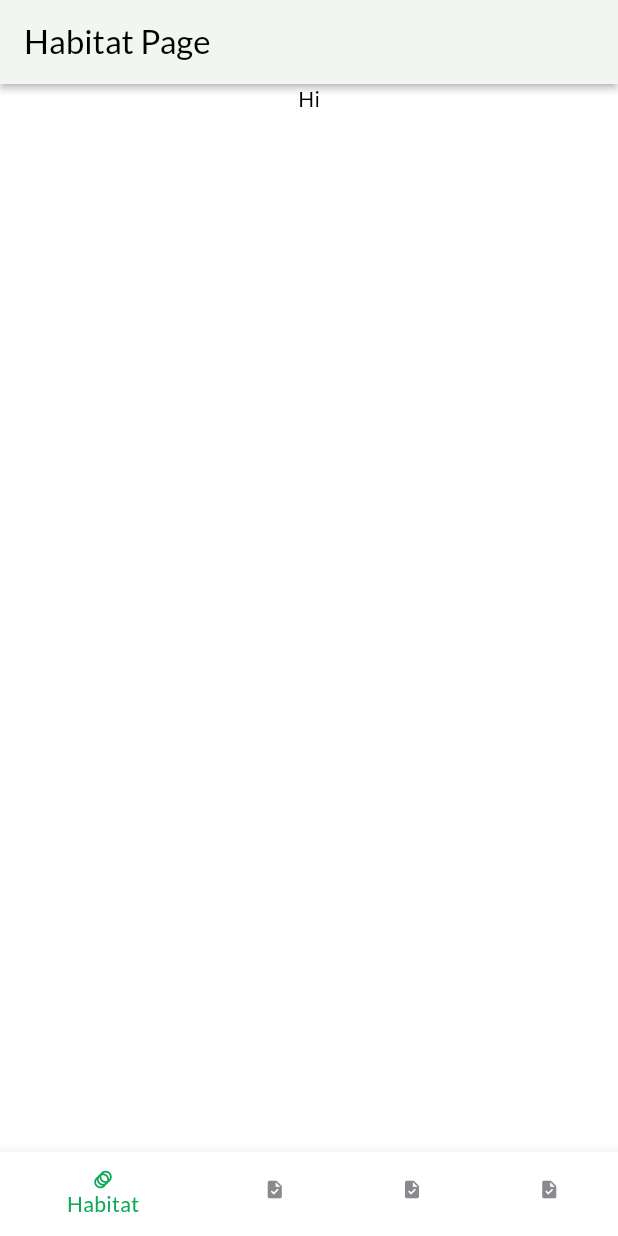
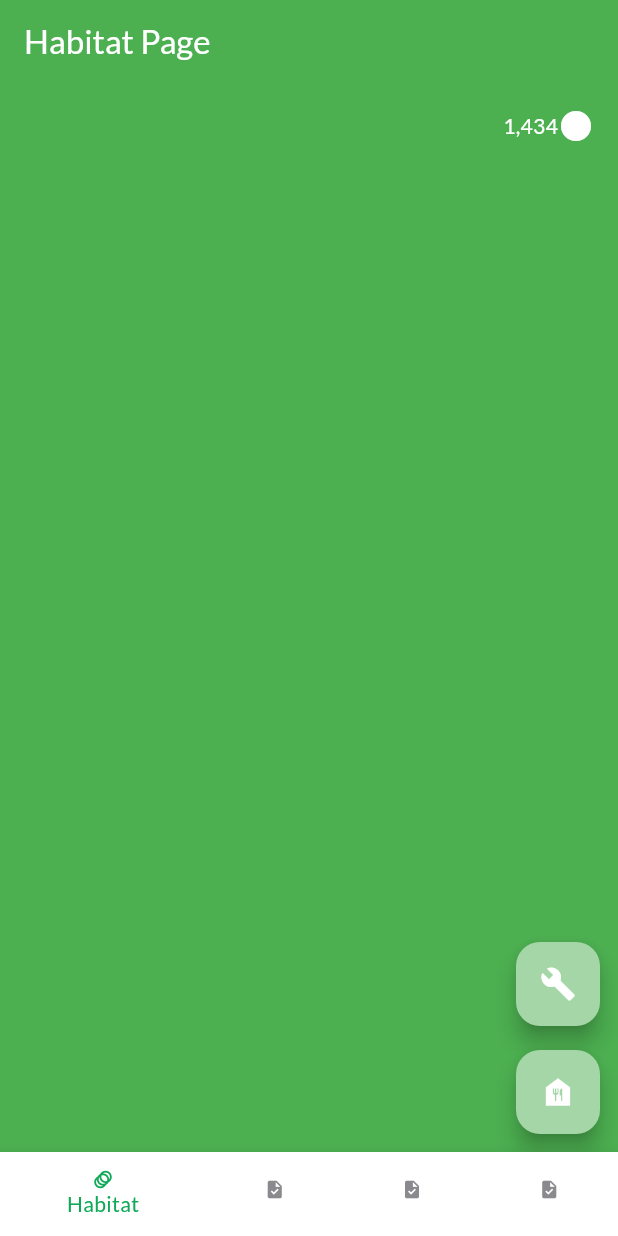
Before and after one commit to makodaa/happy-habit-at, a Flutter app: the screen it shows after launch, on a phone screen of 412 x 824 dp. Run offline on Flutter 3.47's test engine with Material 3 defaults, Android fonts, the light colour scheme and no system bars; our stand-ins replace go_router, google_fonts, sqflite, sqflite_common_ffi; missing offline and left inert: window_manager; accounts and stored records are empty; project files that could hold a hidden picture were left out.

Commit message:
Made Progress on habitat screen

```diff
--- a/lib/screens/habitat_screen.dart
+++ b/lib/screens/habitat_screen.dart
@@ -1,27 +1,73 @@
 import "package:flutter/material.dart";
+import "package:intl/intl.dart";
 
-class HabitatScreen extends StatelessWidget {
+class HabitatScreen extends StatefulWidget {
   const HabitatScreen({super.key});
 
   @override
+  State<HabitatScreen> createState() => _HabitatScreenState();
+}
+
+class _HabitatScreenState extends State<HabitatScreen> {
+  late int currency = 1434;
+  late String habitatName = "Keane's Habitat";
+  @override
   Widget build(BuildContext context) {
-    return Column(
-      crossAxisAlignment: CrossAxisAlignment.stretch,
+    return Stack(
       children: <Widget>[
-        /// APPBAR
-        AppBar(
-          title: const Text("Habitat Page"),
-          elevation: 2.0,
-          shadowColor: Colors.black,
+        Column(
+          crossAxisAlignment: CrossAxisAlignment.stretch,
+          children: <Widget>[
+            AppBar(
+              foregroundColor: Colors.white,
+              backgroundColor: Colors.green.shade500,
+              title: const Text("Habitat Page"),
+              shadowColor: Colors.black,
+            ),
+            Expanded(
+              child: Container(
+                color: Colors.green.shade500,
+                child: Padding(
+                  padding: const EdgeInsets.all(16.0),
+                  child: Column(
+                    crossAxisAlignment: CrossAxisAlignment.stretch,
+                    children: <Widget>[
+                      Row(
+                        mainAxisAlignment: MainAxisAlignment.end,
+                        children: <Widget>[
+                          Text(
+                            NumberFormat("#,##0", "en_US").format(currency),
+                            style: TextStyle(color: Colors.white),
+                          ),
+                          Icon(
+                            Icons.circle,
+                            color: Colors.white,
+                          ),
+                        ],
+                      ),
+                    ],
+                  ),
+                ),
+              ),
+            ),
+          ],
         ),
-
-        /// BODY
-        const Expanded(
+        Positioned(
+          bottom: 12.0,
+          right: 12.0,
           child: Column(
+            crossAxisAlignment: CrossAxisAlignment.end,
             children: <Widget>[
-              /// Place body widgets here.
-              Center(
-                child: Text("Hi"),
+              FloatingActionButton(
+                onPressed: () {},
+                child: const Icon(Icons.build),
+              ),
+              SizedBox(
+                height: 16,
+              ),
+              FloatingActionButton(
+                onPressed: () {},
+                child: const Icon(Icons.food_bank),
               ),
             ],
           ),
```
Also changed, not shown: lib/screens/create_habit_screen.dart (+20 -8 lines), 1 other file.
